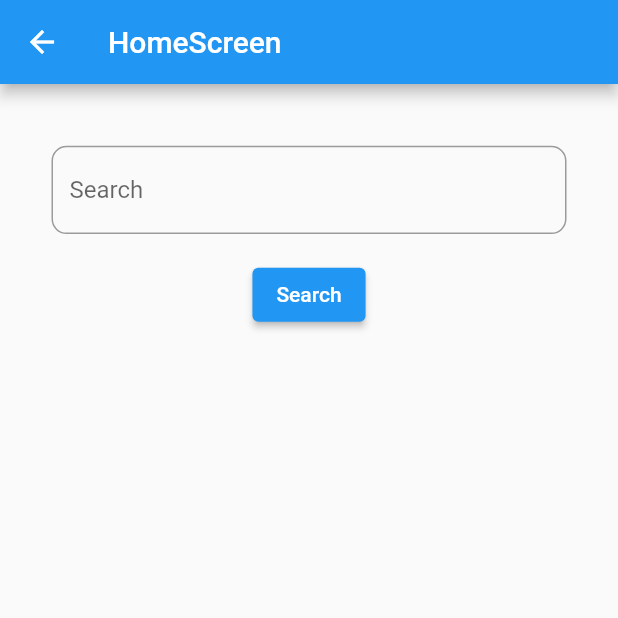
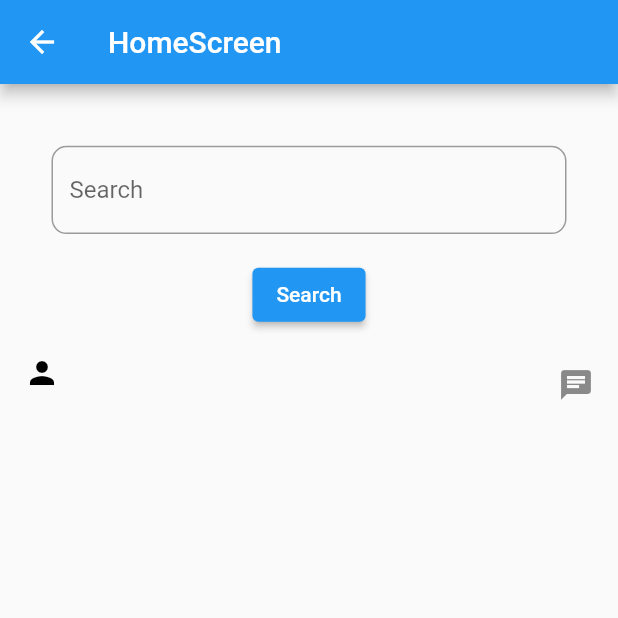
Before and after one commit to AbdulHannan-123/Chat_Screen, a Flutter app: the HomeScreen screen opened directly, after a tap on "Search", on a phone screen of 412 x 824 dp, the top half of it. Run offline on Flutter 3.47's test engine with Material 2 defaults, Android fonts, the phone set to English and light mode, and no system bars; our stand-ins replace cloud_firestore, firebase_auth, firebase_core; accounts and stored records are empty.

Commit message:
showing the finded user on screen

```diff
--- a/lib/home_screen.dart
+++ b/lib/home_screen.dart
@@ -40,7 +40,7 @@ class _HomeScreenState extends State<HomeScreen> {
         title: const Text("HomeScreen"),
       ),
       body: isLoading
-          ? Center(child: CircularProgressIndicator())
+          ?const Center(child: CircularProgressIndicator())
           : Column(
               children: [
                 SizedBox(
@@ -70,8 +70,27 @@ class _HomeScreenState extends State<HomeScreen> {
                   onPressed: onSearch,
                   child: const Text("Search"),
                 ),
+                userMap!=null ? ListTile(
+                  onTap: (){},
+                  leading:const Icon(Icons.person, color: Colors.black,),
+                  title: Text(userMap!['name']),
+                  subtitle: Text(userMap!['email']),
+                  trailing:const Icon(Icons.chat),
+                ): Container(),
               ],
             ),
     );
   }
+
+  // Widget chatTitle(Size size){
+  //   return Container(
+  //     height: size.height / 12,
+  //     width: size.width / 1.2,
+  //     child:  Row(
+  //       children: [
+
+  //       ],
+  //     ),
+  //   );
+  // }
 }
```
